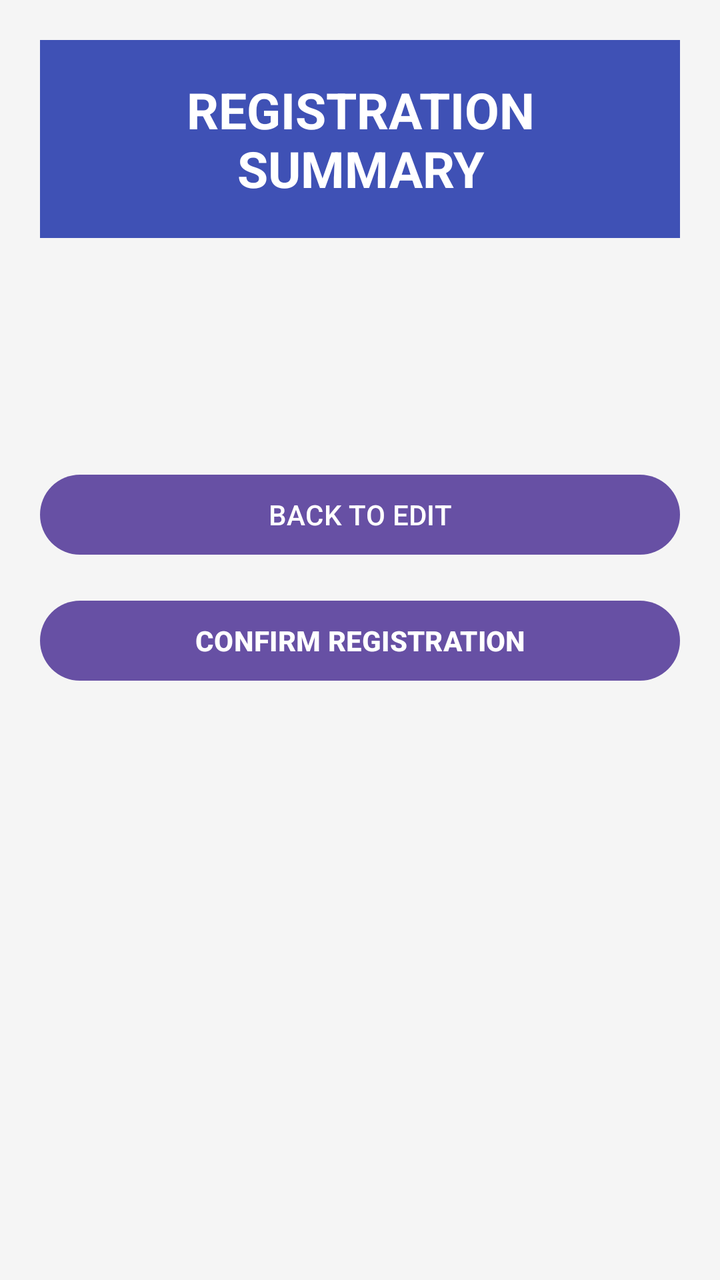
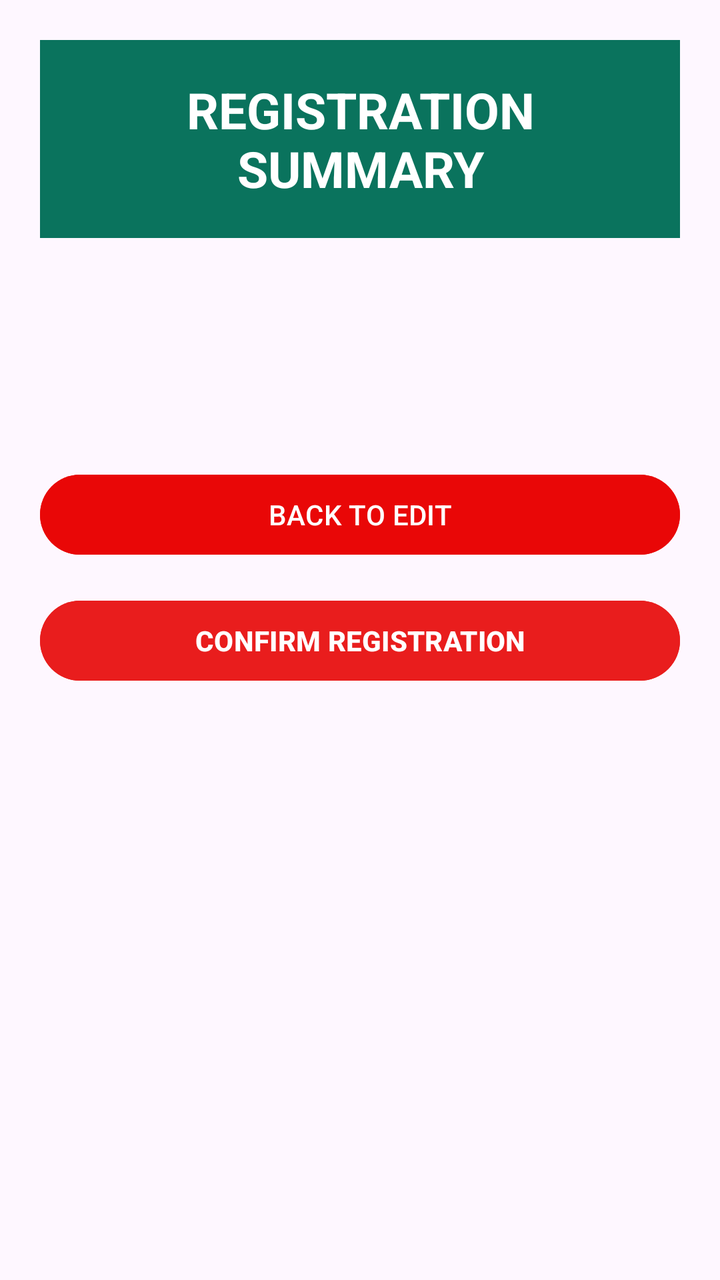

Before-and-after screenshots of an Android layout around one commit, followed by the original layout XML and the change that was made.
<!-- AndroidManifest.xml: application theme Theme.Prgm_7_Event_Registration_System -->
<!-- res/layout/activity_main2.xml -->
<?xml version="1.0" encoding="utf-8"?>
<LinearLayout xmlns:android="http://schemas.android.com/apk/res/android"
    android:layout_width="match_parent"
    android:layout_height="match_parent"
    android:orientation="vertical"
    android:padding="20dp"
    android:background="#F5F5F5">

    <TextView
        android:layout_width="match_parent"
        android:layout_height="wrap_content"
        android:text="REGISTRATION SUMMARY"
        android:textSize="25sp"
        android:textStyle="bold"
        android:textColor="#FFFFFF"
        android:gravity="center"
        android:padding="18dp"
        android:background="#3F51B5" />

    <TextView
        android:id="@+id/summary"
        android:layout_width="match_parent"
        android:layout_height="wrap_content"
        android:layout_marginTop="30dp"
        android:textSize="18sp"
        android:textColor="#222222"
        android:padding="15dp" />

    <Button
        android:id="@+id/backButton"
        android:layout_width="match_parent"
        android:layout_height="wrap_content"
        android:layout_marginTop="30dp"
        android:text="BACK TO EDIT" />

    <Button
        android:id="@+id/confirmButton"
        android:layout_width="match_parent"
        android:layout_height="wrap_content"
        android:layout_marginTop="15dp"
        android:text="CONFIRM REGISTRATION"
        android:textStyle="bold" />

</LinearLayout>
<!-- resources referenced by this layout -->
<resources>
  <style name="Theme.Prgm_7_Event_Registration_System" parent="Base.Theme.Prgm_7_Event_Registration_System" />
  <style name="Base.Theme.Prgm_7_Event_Registration_System" parent="Theme.Material3.DayNight.NoActionBar">
          
          
      </style>
</resources>

<!-- the commit's change to res/layout/activity_main2.xml (unified diff, before → after) -->
@@ -1,43 +1,50 @@
 <?xml version="1.0" encoding="utf-8"?>
 <LinearLayout xmlns:android="http://schemas.android.com/apk/res/android"
+    xmlns:app="http://schemas.android.com/apk/res-auto"
     android:layout_width="match_parent"
     android:layout_height="match_parent"
+    android:backgroundTint="#D73939"
     android:orientation="vertical"
-    android:padding="20dp"
-    android:background="#F5F5F5">
+    android:padding="20dp">
 
     <TextView
         android:layout_width="match_parent"
         android:layout_height="wrap_content"
-        android:text="REGISTRATION SUMMARY"
-        android:textSize="25sp"
-        android:textStyle="bold"
-        android:textColor="#FFFFFF"
+        android:background="#0A735D"
+        android:capitalize="words"
         android:gravity="center"
         android:padding="18dp"
-        android:background="#3F51B5" />
+        android:text="REGISTRATION SUMMARY"
+        android:textColor="#FFFFFF"
+        android:textSize="25sp"
+        android:textStyle="bold" />
 
     <TextView
         android:id="@+id/summary"
         android:layout_width="match_parent"
         android:layout_height="wrap_content"
         android:layout_marginTop="30dp"
-        android:textSize="18sp"
+        android:padding="15dp"
         android:textColor="#222222"
-        android:padding="15dp" />
+        android:textSize="18sp" />
 
     <Button
         android:id="@+id/backButton"
         android:layout_width="match_parent"
         android:layout_height="wrap_content"
         android:layout_marginTop="30dp"
-        android:text="BACK TO EDIT" />
+        android:backgroundTint="#E90707"
+        android:minHeight="48dp"
+        android:text="BACK TO EDIT"
+        android:textColorLink="#B61818"
+        android:textSize="14sp" />
 
     <Button
         android:id="@+id/confirmButton"
         android:layout_width="match_parent"
         android:layout_height="wrap_content"
         android:layout_marginTop="15dp"
+        android:backgroundTint="#E91D1D"
         android:text="CONFIRM REGISTRATION"
         android:textStyle="bold" />
 
